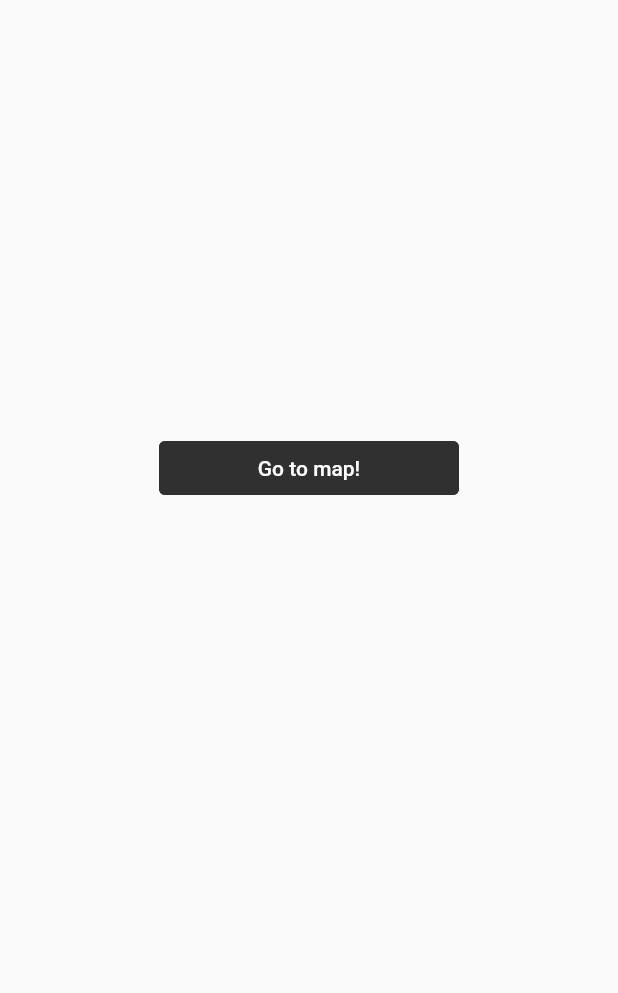
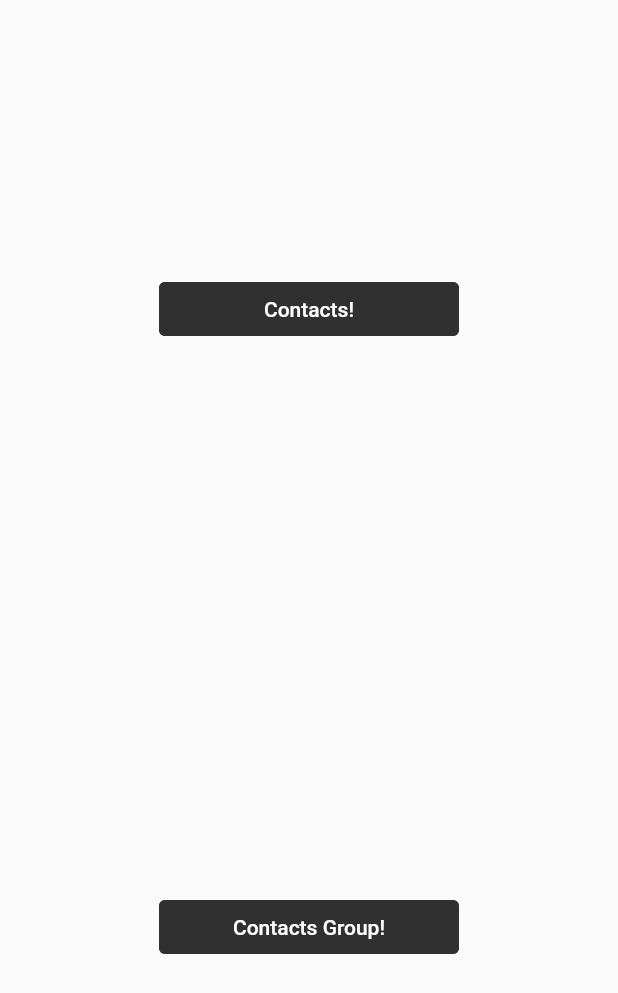
Before and after one commit to laurenashmore/At-Find, a Flutter app: the Contacts screen opened by its route, on a phone screen of 412 x 824 dp. Shown: the top 993 px of the screen. Run offline on Flutter 3.47's test engine with Material 2 defaults, Android fonts, the phone set to English and light mode, and no system bars; our stand-ins replace geolocator, latlong2, sliding_up_panel; missing offline and left inert: at_client, at_client_mobile, at_common_flutter, at_commons, at_contact, at_contacts_flutter and 5 more; statements that could not run were skipped.

```diff
--- a/lib/screens/Contacts.dart
+++ b/lib/screens/Contacts.dart
@@ -1,6 +1,13 @@
+import 'package:at_contacts_flutter/utils/init_contacts_service.dart';
+import 'package:at_contacts_group_flutter/utils/init_group_service.dart';
 import 'package:flutter/cupertino.dart';
 import 'package:flutter/material.dart';
 import 'package:at_contacts_flutter/screens/contacts_screen.dart';
+import 'package:at_contacts_group_flutter/screens/list/group_list.dart';
+
+import '../constants.dart';
+import '../service.dart';
+
 
 class Contacts extends StatefulWidget {
   static final String id = 'contacts';
@@ -8,22 +15,43 @@ class Contacts extends StatefulWidget {
   _ContactsState createState() => _ContactsState();
 }
 class _ContactsState extends State<Contacts> {
+  ClientService clientSdkService = ClientService.getInstance();
+  String activeAtSign = '';
+  String? currentAtSign;
+
   @override
+  void initState() {
+    activeAtSign =
+        clientSdkService.atClientServiceInstance.atClient!.currentAtSign!;
+    getAtSignAndInitContacts();
+    super.initState();
+  }
+  getAtSignAndInitContacts() async {
+    String currentAtSign = await ClientService.getInstance().getAtSign();
+    setState(() {
+      activeAtSign = currentAtSign;
+    });
+    initializeContactsService(clientSdkService.atClientInstance, activeAtSign,
+        rootDomain: MixedConstants.ROOT_DOMAIN);
+    initializeGroupService(clientSdkService.atClientInstance, activeAtSign,
+        rootDomain: MixedConstants.ROOT_DOMAIN);
+  }
+
 
   Widget build(BuildContext content) {
     return Scaffold(
       body: Center(
-        child: Padding(
-          padding: const EdgeInsets.only(
-              bottom: 200.0),
-          child: TextButton(
+        child: Column(
+          mainAxisAlignment: MainAxisAlignment.spaceAround,
+          children: [
+          TextButton(
             onPressed: () async {
               Navigator.of(context).push(
                   MaterialPageRoute(builder: (context) => ContactsScreen(),
                   )
               );
             },
-            child: Text('Go to map!'),
+            child: Text('Contacts!'),
             style: TextButton.styleFrom(
                 backgroundColor: Colors.grey[850],
                 primary: Colors.white,
@@ -31,8 +59,25 @@ class _ContactsState extends State<Contacts> {
                 padding: EdgeInsets.all(10),
                 minimumSize: Size(200, 35)),
           ),
+            TextButton(
+              onPressed: () async {
+                Navigator.of(context).push(
+                    MaterialPageRoute(builder: (context) => GroupList(),
+                    )
+                );
+              },
+              child: Text('Contacts Group!'),
+              style: TextButton.styleFrom(
+                  backgroundColor: Colors.grey[850],
+                  primary: Colors.white,
+                  side: BorderSide(color: Colors.grey[850]!, width: 2),
+                  padding: EdgeInsets.all(10),
+                  minimumSize: Size(200, 35)),
+            ),
+      ],
         ),
       ),
     );
 }
+
 }
--- a/lib/screens/Profile.dart
+++ b/lib/screens/Profile.dart
@@ -80,10 +80,10 @@ class _ProfileState extends State<Profile> {
                 ),
               ],
             ),
-            Text('Current status: $_status!',
+            Text('Current status: $_status',
               style: TextStyle(fontWeight: FontWeight.bold, fontSize: 18),
             ),
-            /*FutureBuilder(
+            FutureBuilder(
              // future: _scan(),
               builder: (BuildContext context, AsyncSnapshot<dynamic> snapshot) {
                 if (snapshot.hasData) {
@@ -94,7 +94,7 @@ class _ProfileState extends State<Profile> {
                   child: Text('$update'),
                 );
               },
-            ),*/
+            ),
           ],
         ),
       ),
--- a/pubspec.yaml
+++ b/pubspec.yaml
@@ -24,9 +24,10 @@ dependencies:
   url_launcher: ^6.0.3
   at_commons: ^2.0.1
   at_contacts_flutter: ^2.0.1
+  at_contacts_group_flutter: ^2.0.1
 
-dependency_overrides:
-  latlong2: ^0.8.0
+#dependency_overrides:
+ # latlong2: ^0.8.0
 
 
 dev_dependencies:
```
Also changed, not shown: pubspec.lock, 26 other files.
